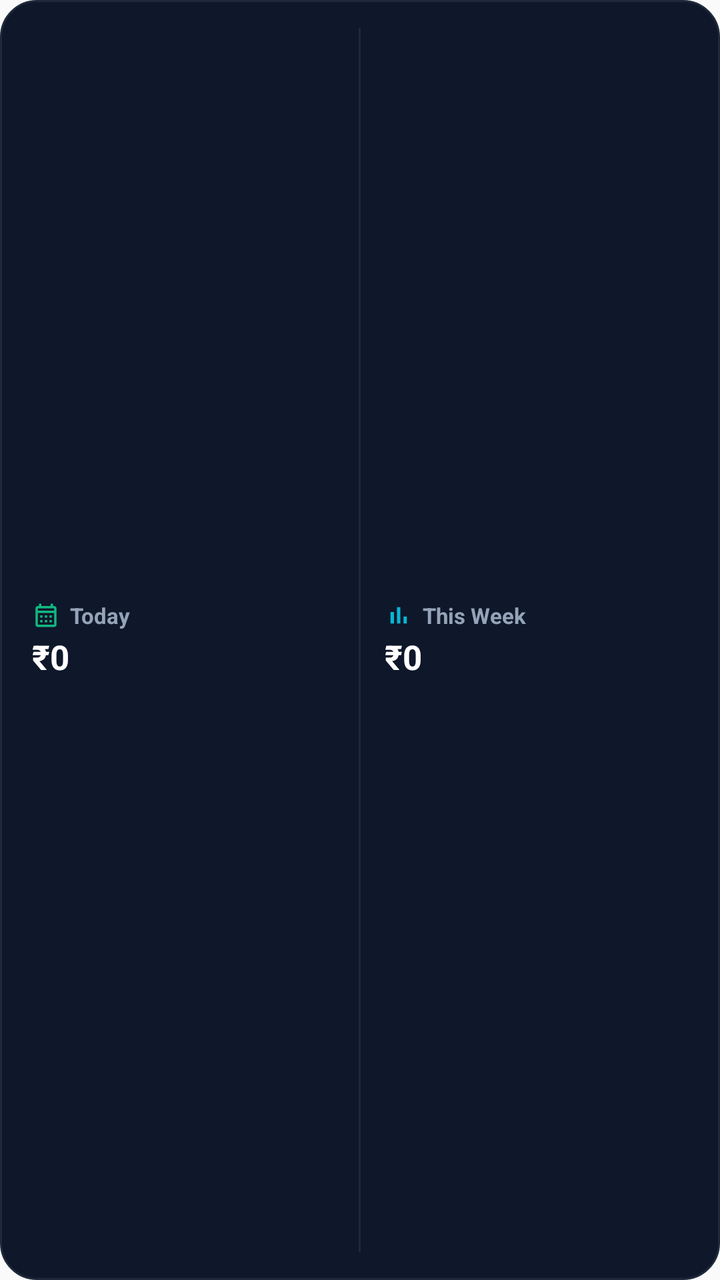
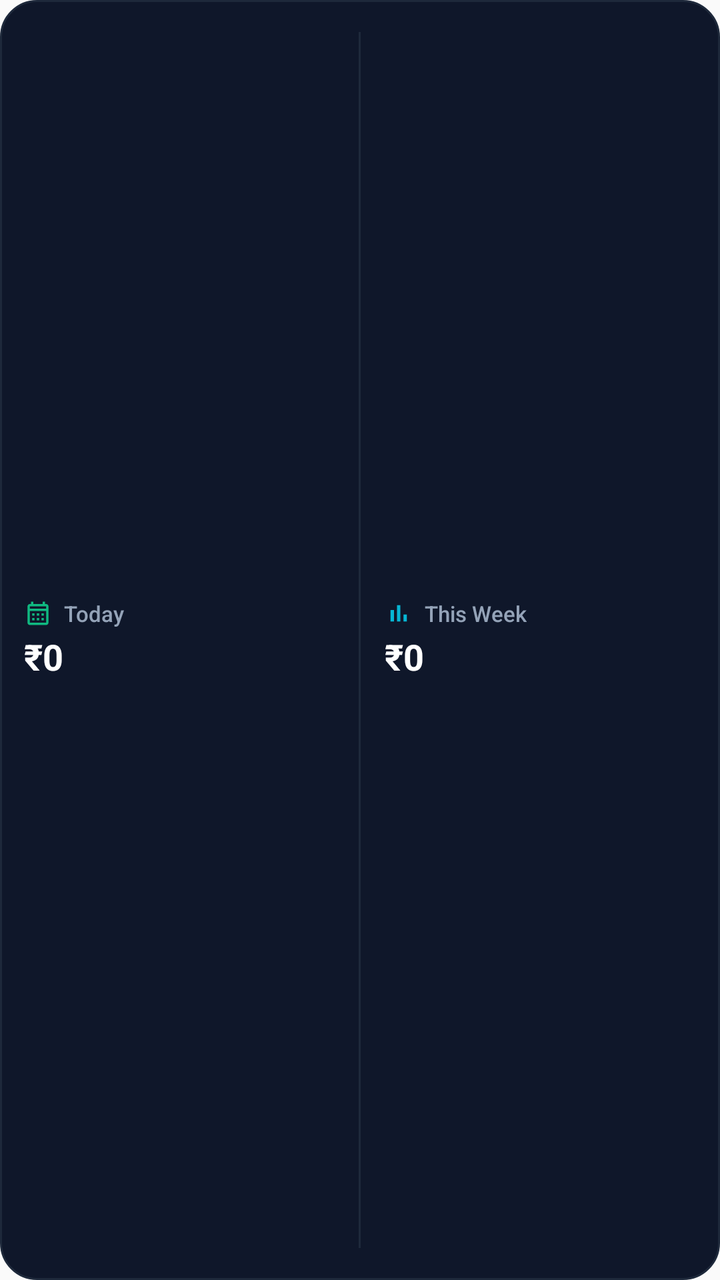

An Android layout rendered at two revisions. The XML below is the earlier revision; the diff shows what the commit changed to produce the second picture.
<!-- AndroidManifest.xml: application theme AppTheme -->
<!-- res/layout/spending_widget.xml -->
<?xml version="1.0" encoding="utf-8"?>
<LinearLayout xmlns:android="http://schemas.android.com/apk/res/android"
    android:id="@+id/widget_spending_root"
    android:layout_width="match_parent"
    android:layout_height="match_parent"
    android:orientation="horizontal"
    android:background="@drawable/widget_spending_bg"
    android:paddingStart="12dp"
    android:paddingEnd="12dp"
    android:paddingTop="8dp"
    android:paddingBottom="8dp"
    android:baselineAligned="false"
    android:gravity="center_vertical">

    
    <LinearLayout
        android:id="@+id/widget_section_today"
        android:layout_width="0dp"
        android:layout_height="match_parent"
        android:layout_weight="1"
        android:orientation="vertical"
        android:gravity="center_vertical"
        android:paddingStart="4dp"
        android:paddingEnd="6dp">

        
        <LinearLayout
            android:layout_width="wrap_content"
            android:layout_height="wrap_content"
            android:orientation="horizontal"
            android:gravity="center_vertical">

            <ImageView
                android:id="@+id/widget_today_icon"
                android:layout_width="14dp"
                android:layout_height="14dp"
                android:src="@drawable/ic_widget_calendar_green"
                android:contentDescription="@string/spending_widget_today" />

            <TextView
                android:id="@+id/widget_today_label"
                android:layout_width="wrap_content"
                android:layout_height="wrap_content"
                android:layout_marginStart="5dp"
                android:text="@string/spending_widget_today"
                android:textSize="11sp"
                android:textStyle="bold"
                android:textColor="@color/widget_spending_subtext"
                android:singleLine="true" />
        </LinearLayout>

        
        <TextView
            android:id="@+id/widget_today_amount"
            android:layout_width="wrap_content"
            android:layout_height="wrap_content"
            android:layout_marginTop="2dp"
            android:text="₹0"
            android:textSize="17sp"
            android:textStyle="bold"
            android:textColor="@color/widget_spending_amount"
            android:singleLine="true"
            android:ellipsize="end" />

        
        <TextView
            android:id="@+id/widget_today_trend"
            android:layout_width="wrap_content"
            android:layout_height="wrap_content"
            android:layout_marginTop="1dp"
            android:textSize="10sp"
            android:textStyle="bold"
            android:textColor="@color/widget_spending_trend_green"
            android:singleLine="true"
            android:visibility="gone" />
    </LinearLayout>

    
    <TextView
        android:id="@+id/widget_divider"
        android:layout_width="1dp"
        android:layout_height="match_parent"
        android:layout_marginTop="6dp"
        android:layout_marginBottom="6dp"
        android:background="@color/widget_spending_divider"
        android:importantForAccessibility="no"
        android:text="" />

    
    <LinearLayout
        android:id="@+id/widget_section_week"
        android:layout_width="0dp"
        android:layout_height="match_parent"
        android:layout_weight="1"
        android:orientation="vertical"
        android:gravity="center_vertical"
        android:paddingStart="12dp"
        android:paddingEnd="4dp">

        
        <LinearLayout
            android:layout_width="wrap_content"
            android:layout_height="wrap_content"
            android:orientation="horizontal"
            android:gravity="center_vertical">

            <ImageView
                android:id="@+id/widget_week_icon"
                android:layout_width="14dp"
                android:layout_height="14dp"
                android:src="@drawable/ic_widget_barchart_cyan"
                android:contentDescription="@string/spending_widget_week" />

            <TextView
                android:id="@+id/widget_week_label"
                android:layout_width="wrap_content"
                android:layout_height="wrap_content"
                android:layout_marginStart="5dp"
                android:text="@string/spending_widget_week"
                android:textSize="11sp"
                android:textStyle="bold"
                android:textColor="@color/widget_spending_subtext"
                android:singleLine="true" />
        </LinearLayout>

        
        <TextView
            android:id="@+id/widget_week_amount"
            android:layout_width="wrap_content"
            android:layout_height="wrap_content"
            android:layout_marginTop="2dp"
            android:text="₹0"
            android:textSize="17sp"
            android:textStyle="bold"
            android:textColor="@color/widget_spending_amount"
            android:singleLine="true"
            android:ellipsize="end" />

        
        <TextView
            android:id="@+id/widget_week_trend"
            android:layout_width="wrap_content"
            android:layout_height="wrap_content"
            android:layout_marginTop="1dp"
            android:textSize="10sp"
            android:textStyle="bold"
            android:textColor="@color/widget_spending_trend_green"
            android:singleLine="true"
            android:visibility="gone" />
    </LinearLayout>

</LinearLayout>
<!-- resources referenced by this layout -->
<resources>
  <color name="widget_spending_amount">#FFFFFF</color>
  <color name="widget_spending_divider">#1E293B</color>
  <color name="widget_spending_subtext">#94A3B8</color>
  <color name="widget_spending_trend_green">#34D399</color>
  <!-- drawable ic_widget_barchart_cyan (drawable) -->
  <?xml version="1.0" encoding="utf-8"?>
  <vector xmlns:android="http://schemas.android.com/apk/res/android"
      android:width="24dp"
      android:height="24dp"
      android:viewportWidth="24"
      android:viewportHeight="24">
      <path
          android:fillColor="@color/widget_spending_barchart_cyan"
          android:pathData="M5,9.2h3V19H5V9.2zM10.6,5h2.8v14h-2.8V5zM16.2,13H19v6h-2.8V13z" />
  </vector>
  <!-- drawable ic_widget_calendar_green (drawable) -->
  <?xml version="1.0" encoding="utf-8"?>
  <vector xmlns:android="http://schemas.android.com/apk/res/android"
      android:width="24dp"
      android:height="24dp"
      android:viewportWidth="24"
      android:viewportHeight="24">
      <path
          android:fillColor="@color/widget_spending_calendar_green"
          android:pathData="M19,4h-1V2h-2v2H8V2H6v2H5C3.89,4 3.01,4.9 3.01,6L3,20c0,1.1 0.89,2 1.99,2H19c1.1,0 2,-0.9 2,-2V6C21,4.9 20.1,4 19,4zM19,20H5V10h14V20zM19,8H5V6h14V8zM9,12H7v2h2V12zM13,12h-2v2h2V12zM17,12h-2v2h2V12zM9,16H7v2h2V16zM13,16h-2v2h2V16zM17,16h-2v2h2V16z" />
  </vector>
  <!-- drawable widget_spending_bg (drawable) -->
  <?xml version="1.0" encoding="utf-8"?>
  <shape xmlns:android="http://schemas.android.com/apk/res/android"
      android:shape="rectangle">
      <solid android:color="@color/widget_spending_bg" />
      <corners android:radius="18dp" />
      <stroke
          android:width="1dp"
          android:color="@color/widget_spending_border" />
  </shape>
  <string name="spending_widget_today">Today</string>
  <string name="spending_widget_week">This Week</string>
  <style name="AppTheme" parent="Theme.AppCompat.Light.DarkActionBar">
          
          <item name="colorPrimary">@color/colorPrimary</item>
          <item name="colorPrimaryDark">@color/colorPrimaryDark</item>
          <item name="colorAccent">@color/colorAccent</item>
      </style>
  <color name="widget_spending_barchart_cyan">#06B6D4</color>
  <color name="widget_spending_calendar_green">#10B981</color>
  <color name="widget_spending_bg">#0F172A</color>
  <color name="widget_spending_border">#1E293B</color>
  <color name="colorPrimary">#4F46E5</color>
  <color name="colorPrimaryDark">#090A0F</color>
  <color name="colorAccent">#6366F1</color>
</resources>

<!-- the commit's change to res/layout/spending_widget.xml (unified diff, before → after) -->
@@ -3,14 +3,11 @@
     android:id="@+id/widget_spending_root"
     android:layout_width="match_parent"
     android:layout_height="match_parent"
+    android:background="@drawable/widget_spending_bg"
     android:orientation="horizontal"
-    android:background="@drawable/widget_spending_bg"
-    android:paddingStart="12dp"
-    android:paddingEnd="12dp"
-    android:paddingTop="8dp"
-    android:paddingBottom="8dp"
-    android:baselineAligned="false"
-    android:gravity="center_vertical">
+    android:padding="12dp"
+    android:gravity="center_vertical"
+    android:baselineAligned="false">
 
     
     <LinearLayout
@@ -20,8 +17,8 @@
         android:layout_weight="1"
         android:orientation="vertical"
         android:gravity="center_vertical"
-        android:paddingStart="4dp"
-        android:paddingEnd="6dp">
+        android:paddingEnd="8dp"
+        android:paddingRight="8dp">
 
         
         <LinearLayout
@@ -31,60 +28,62 @@
             android:gravity="center_vertical">
 
             <ImageView
-                android:id="@+id/widget_today_icon"
+                android:id="@+id/widget_icon_today"
                 android:layout_width="14dp"
                 android:layout_height="14dp"
                 android:src="@drawable/ic_widget_calendar_green"
                 android:contentDescription="@string/spending_widget_today" />
 
             <TextView
-                android:id="@+id/widget_today_label"
+                android:id="@+id/widget_label_today"
                 android:layout_width="wrap_content"
                 android:layout_height="wrap_content"
-                android:layout_marginStart="5dp"
+                android:layout_marginStart="6dp"
+                android:layout_marginLeft="6dp"
                 android:text="@string/spending_widget_today"
+                android:textColor="@color/widget_spending_subtext"
                 android:textSize="11sp"
-                android:textStyle="bold"
-                android:textColor="@color/widget_spending_subtext"
+                android:textStyle="normal"
+                android:fontFamily="sans-serif-medium"
                 android:singleLine="true" />
         </LinearLayout>
 
         
         <TextView
-            android:id="@+id/widget_today_amount"
+            android:id="@+id/widget_amount_today"
             android:layout_width="wrap_content"
             android:layout_height="wrap_content"
             android:layout_marginTop="2dp"
             android:text="₹0"
-            android:textSize="17sp"
+            android:textColor="@color/widget_spending_amount"
+            android:textSize="18sp"
             android:textStyle="bold"
-            android:textColor="@color/widget_spending_amount"
+            android:fontFamily="sans-serif-bold"
             android:singleLine="true"
             android:ellipsize="end" />
 
         
         <TextView
-            android:id="@+id/widget_today_trend"
+            android:id="@+id/widget_trend_today"
             android:layout_width="wrap_content"
             android:layout_height="wrap_content"
             android:layout_marginTop="1dp"
+            android:text=""
+            android:textColor="@color/widget_spending_trend_green"
             android:textSize="10sp"
-            android:textStyle="bold"
-            android:textColor="@color/widget_spending_trend_green"
+            android:fontFamily="sans-serif"
             android:singleLine="true"
             android:visibility="gone" />
     </LinearLayout>
 
     
-    <TextView
-        android:id="@+id/widget_divider"
+    <View
+        android:id="@+id/widget_spending_divider_view"
         android:layout_width="1dp"
         android:layout_height="match_parent"
-        android:layout_marginTop="6dp"
-        android:layout_marginBottom="6dp"
-        android:background="@color/widget_spending_divider"
-        android:importantForAccessibility="no"
-        android:text="" />
+        android:layout_marginTop="4dp"
+        android:layout_marginBottom="4dp"
+        android:background="@color/widget_spending_divider" />
 
     
     <LinearLayout
@@ -95,7 +94,7 @@
         android:orientation="vertical"
         android:gravity="center_vertical"
         android:paddingStart="12dp"
-        android:paddingEnd="4dp">
+        android:paddingLeft="12dp">
 
         
         <LinearLayout
@@ -105,46 +104,50 @@
             android:gravity="center_vertical">
 
             <ImageView
-                android:id="@+id/widget_week_icon"
+                android:id="@+id/widget_icon_week"
                 android:layout_width="14dp"
                 android:layout_height="14dp"
                 android:src="@drawable/ic_widget_barchart_cyan"
                 android:contentDescription="@string/spending_widget_week" />
 
             <TextView
-                android:id="@+id/widget_week_label"
+                android:id="@+id/widget_label_week"
                 android:layout_width="wrap_content"
                 android:layout_height="wrap_content"
-                android:layout_marginStart="5dp"
+                android:layout_marginStart="6dp"
+                android:layout_marginLeft="6dp"
                 android:text="@string/spending_widget_week"
+                android:textColor="@color/widget_spending_subtext"
                 android:textSize="11sp"
-                android:textStyle="bold"
-                android:textColor="@color/widget_spending_subtext"
+                android:textStyle="normal"
+                android:fontFamily="sans-serif-medium"
                 android:singleLine="true" />
         </LinearLayout>
 
         
         <TextView
-            android:id="@+id/widget_week_amount"
+            android:id="@+id/widget_amount_week"
             android:layout_width="wrap_content"
             android:layout_height="wrap_content"
             android:layout_marginTop="2dp"
             android:text="₹0"
-            android:textSize="17sp"
+            android:textColor="@color/widget_spending_amount"
+            android:textSize="18sp"
             android:textStyle="bold"
-            android:textColor="@color/widget_spending_amount"
+            android:fontFamily="sans-serif-bold"
             android:singleLine="true"
             android:ellipsize="end" />
 
         
         <TextView
-            android:id="@+id/widget_week_trend"
+            android:id="@+id/widget_trend_week"
             android:layout_width="wrap_content"
             android:layout_height="wrap_content"
             android:layout_marginTop="1dp"
+            android:text=""
+            android:textColor="@color/widget_spending_trend_green"
             android:textSize="10sp"
-            android:textStyle="bold"
-            android:textColor="@color/widget_spending_trend_green"
+            android:fontFamily="sans-serif"
             android:singleLine="true"
             android:visibility="gone" />
     </LinearLayout>
